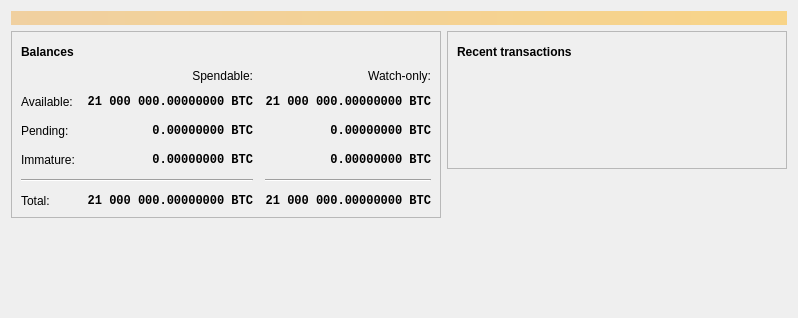
This is src/qt/forms/overviewpage.ui in syglee7/zenacoin-ver2 as Qt 5 draws it before an edit. The edited form follows.
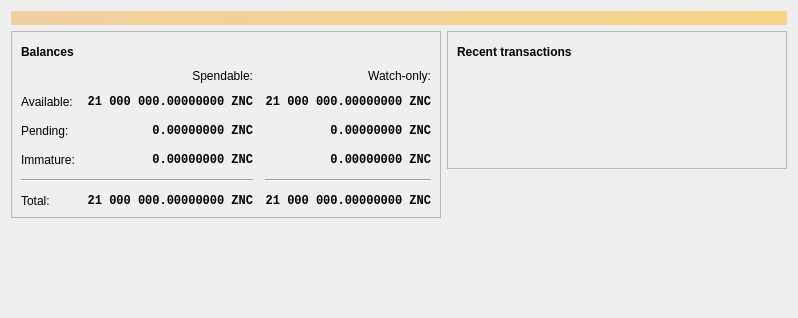
This is the edited form. Icons and pictures are not drawn. Custom widgets are drawn as their Qt base class.

Diff of the .ui file:
```diff
--- a/src/qt/forms/overviewpage.ui
+++ b/src/qt/forms/overviewpage.ui
@@ -130,7 +130,7 @@
                <string>Unconfirmed transactions to watch-only addresses</string>
               </property>
               <property name="text">
-               <string notr="true">0.00000000 BTC</string>
+               <string notr="true">0.00000000 ZNC</string>
               </property>
               <property name="alignment">
                <set>Qt::AlignRight|Qt::AlignTrailing|Qt::AlignVCenter</set>
@@ -156,7 +156,7 @@
                <string>Total of transactions that have yet to be confirmed, and do not yet count toward the spendable balance</string>
               </property>
               <property name="text">
-               <string notr="true">0.00000000 BTC</string>
+               <string notr="true">0.00000000 ZNC</string>
               </property>
               <property name="alignment">
                <set>Qt::AlignRight|Qt::AlignTrailing|Qt::AlignVCenter</set>
@@ -182,7 +182,7 @@
                <string>Mined balance in watch-only addresses that has not yet matured</string>
               </property>
               <property name="text">
-               <string notr="true">0.00000000 BTC</string>
+               <string notr="true">0.00000000 ZNC</string>
               </property>
               <property name="alignment">
                <set>Qt::AlignRight|Qt::AlignTrailing|Qt::AlignVCenter</set>
@@ -241,7 +241,7 @@
                <string>Mined balance that has not yet matured</string>
               </property>
               <property name="text">
-               <string notr="true">0.00000000 BTC</string>
+               <string notr="true">0.00000000 ZNC</string>
               </property>
               <property name="alignment">
                <set>Qt::AlignRight|Qt::AlignTrailing|Qt::AlignVCenter</set>
@@ -287,7 +287,7 @@
                <string>Your current total balance</string>
               </property>
               <property name="text">
-               <string notr="true">21 000 000.00000000 BTC</string>
+               <string notr="true">21 000 000.00000000 ZNC</string>
               </property>
               <property name="alignment">
                <set>Qt::AlignRight|Qt::AlignTrailing|Qt::AlignVCenter</set>
@@ -313,7 +313,7 @@
                <string>Current total balance in watch-only addresses</string>
               </property>
               <property name="text">
-               <string notr="true">21 000 000.00000000 BTC</string>
+               <string notr="true">21 000 000.00000000 ZNC</string>
               </property>
               <property name="alignment">
                <set>Qt::AlignRight|Qt::AlignTrailing|Qt::AlignVCenter</set>
@@ -356,7 +356,7 @@
                <string>Your current spendable balance</string>
               </property>
               <property name="text">
-               <string notr="true">21 000 000.00000000 BTC</string>
+               <string notr="true">21 000 000.00000000 ZNC</string>
               </property>
               <property name="alignment">
                <set>Qt::AlignRight|Qt::AlignTrailing|Qt::AlignVCenter</set>
@@ -382,7 +382,7 @@
                <string>Your current balance in watch-only addresses</string>
               </property>
               <property name="text">
-               <string notr="true">21 000 000.00000000 BTC</string>
+               <string notr="true">21 000 000.00000000 ZNC</string>
               </property>
               <property name="alignment">
                <set>Qt::AlignRight|Qt::AlignTrailing|Qt::AlignVCenter</set>
```
Left out of the diff: 8 changed lines with no effect on the pictures.
